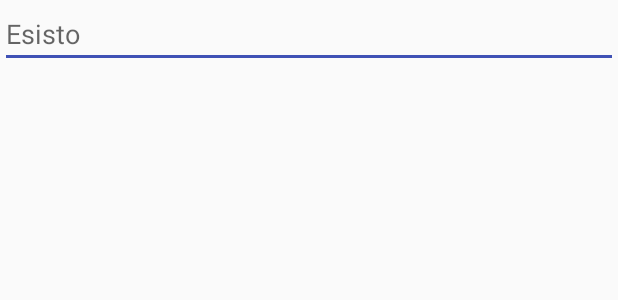
After one commit to indogz/MissionManagerApp, an Android app: the layout activity_socket_io.xml on its own in the app's theme, with its tools: preview values and no code run, on a phone screen of 412 x 824 dp. The commit adds this screen. Shown: the top 300 px of the screen. Run offline under Robolectric (Android 15) with nearby library versions, the phone set to English and light mode, and no system bars.

Commit message:
Implementato socket.io

```diff
--- a/app/build.gradle
+++ b/app/build.gradle
@@ -28,6 +28,9 @@ dependencies {
     compile 'com.android.support.constraint:constraint-layout:1.0.1'
     compile 'com.google.firebase:firebase-database:10.0.1'
     compile 'com.android.support:design:25.2.0'
+    compile ('io.socket:socket.io-client:0.8.3'){
+        exclude group: 'org.json', module: 'json'
+    }
     testCompile 'junit:junit:4.12'
 }
 
@@ -35,4 +38,5 @@ dependencies {
 
 
 
+
 apply plugin: 'com.google.gms.google-services'
--- a/app/src/main/java/com/example/matteo/app1/MainActivity.java
+++ b/app/src/main/java/com/example/matteo/app1/MainActivity.java
@@ -105,7 +105,7 @@ public class MainActivity extends AppCompatActivity {
                 getId();
                 System.out.println();
                 if (parcoMacchine.checkIfExist(id) && internetConnessionChecker.isConnectionAvailable()) {
-                    Intent intent = new Intent(MainActivity.this, NavigationActivity.class);
+                    Intent intent = new Intent(MainActivity.this, SocketIOActivity.class);
                     intent.putExtra("id", id);
                     finish();
                     startActivity(intent);
--- /dev/null
+++ b/app/src/main/res/layout/activity_socket_io.xml
@@ -0,0 +1,14 @@
+<?xml version="1.0" encoding="utf-8"?>
+<LinearLayout xmlns:android="http://schemas.android.com/apk/res/android"
+    xmlns:app="http://schemas.android.com/apk/res-auto"
+    xmlns:tools="http://schemas.android.com/tools"
+    android:layout_width="match_parent"
+    android:layout_height="match_parent"
+    tools:context="com.example.matteo.app1.SocketIOActivity">
+
+    <EditText
+        android:layout_width="match_parent"
+        android:layout_height="wrap_content"
+        android:id="@+id/editTextInput"
+        android:hint="Esisto"/>
+</LinearLayout>
--- a/app/src/main/res/values/strings.xml
+++ b/app/src/main/res/values/strings.xml
@@ -14,5 +14,4 @@
     <string name="ticker_text">Ticker text</string>
 
 
-
 </resources>
```
Also changed, not shown: app/src/main/AndroidManifest.xml (+4 -6 lines), app/src/main/java/SocketIO/ChatApplication.java (added, +17 -0 lines), app/src/main/java/com/example/matteo/app1/SocketIOActivity.java (added, +99 -0 lines), 32 other files.
